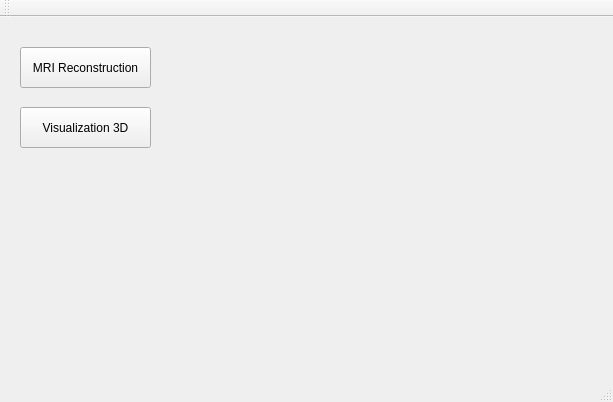
Above: DADM/dadm.ui from martamycielska/DADM before the change. Below: the same form after it.
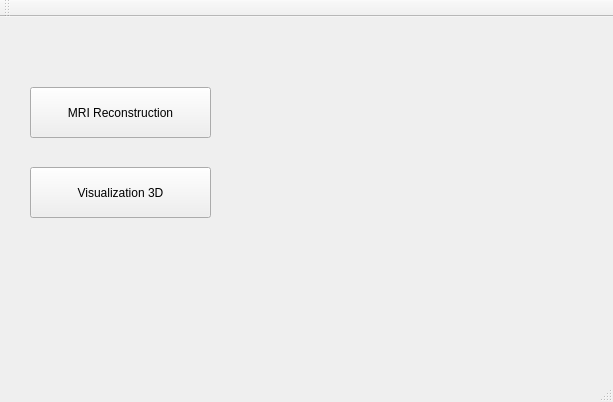
That is the form after the change. Custom widgets are drawn as their Qt base class.

The edit to the form file:
```diff
--- a/DADM/dadm.ui
+++ b/DADM/dadm.ui
@@ -17,10 +17,10 @@
    <widget class="QPushButton" name="reconstructionPushButton">
     <property name="geometry">
      <rect>
-      <x>20</x>
-      <y>30</y>
-      <width>131</width>
-      <height>41</height>
+      <x>30</x>
+      <y>70</y>
+      <width>181</width>
+      <height>51</height>
      </rect>
     </property>
     <property name="text">
@@ -30,10 +30,10 @@
    <widget class="QPushButton" name="visualizationBtn">
     <property name="geometry">
      <rect>
-      <x>20</x>
-      <y>90</y>
-      <width>131</width>
-      <height>41</height>
+      <x>30</x>
+      <y>150</y>
+      <width>181</width>
+      <height>51</height>
      </rect>
     </property>
     <property name="text">
@@ -62,6 +62,14 @@
   <widget class="QStatusBar" name="statusBar"/>
  </widget>
  <layoutdefault spacing="6" margin="11"/>
+ <customwidgets>
+  <customwidget>
+   <class>QVTKOpenGLWidget</class>
+   <extends>QWidget</extends>
+   <header>QVTKOpenGLWidget.h</header>
+   <container>1</container>
+  </customwidget>
+ </customwidgets>
  <resources/>
  <connections/>
 </ui>
```
Left out of the diff: 12 changed lines with no effect on the pictures.
